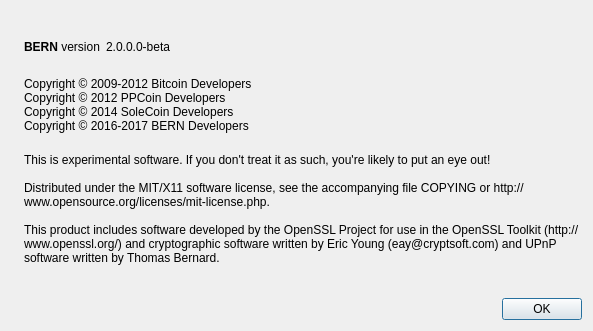
The window that src/qt/forms/aboutdialog.ui (BERNiecoin/BERNcash) describes before a commit, drawn with Qt 5.
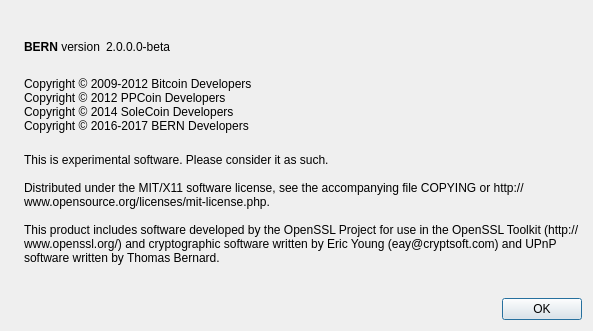
The same window after the commit. Icons and pictures are not drawn.

```diff
--- a/src/qt/forms/aboutdialog.ui
+++ b/src/qt/forms/aboutdialog.ui
@@ -109,7 +109,7 @@
        </property>
        <property name="text">
         <string>
-This is experimental software. If you don't treat it as such, you're likely to put an eye out!
+This is experimental software. Please consider it as such.
 
 Distributed under the MIT/X11 software license, see the accompanying file COPYING or http://www.opensource.org/licenses/mit-license.php.
 
```
